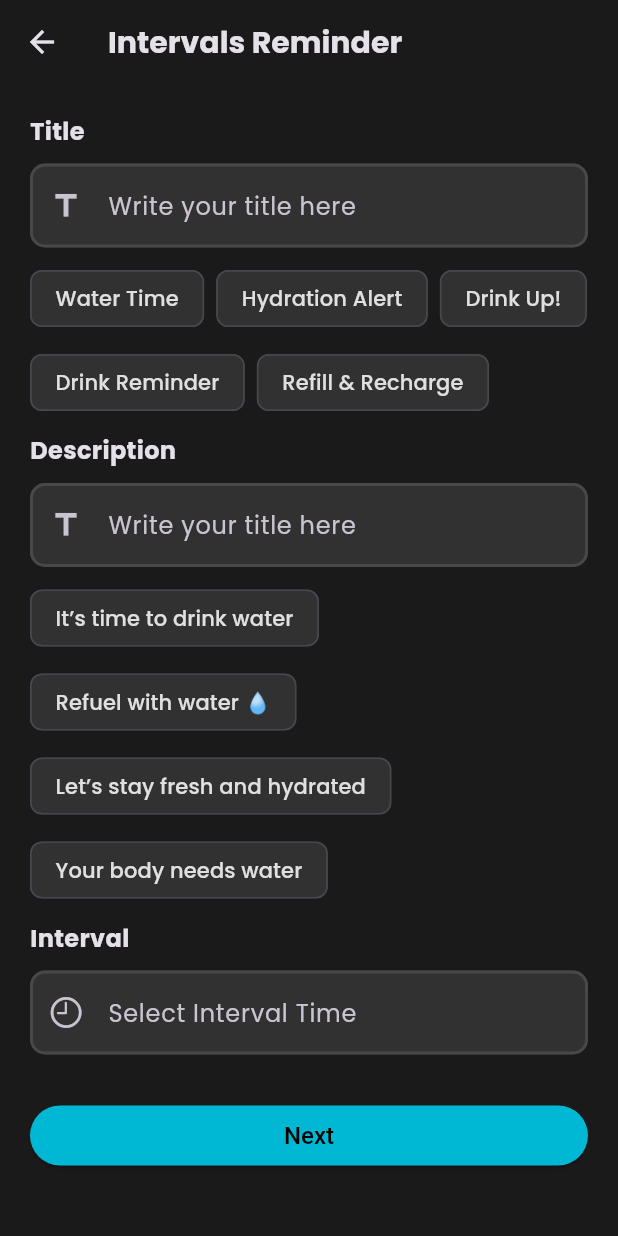
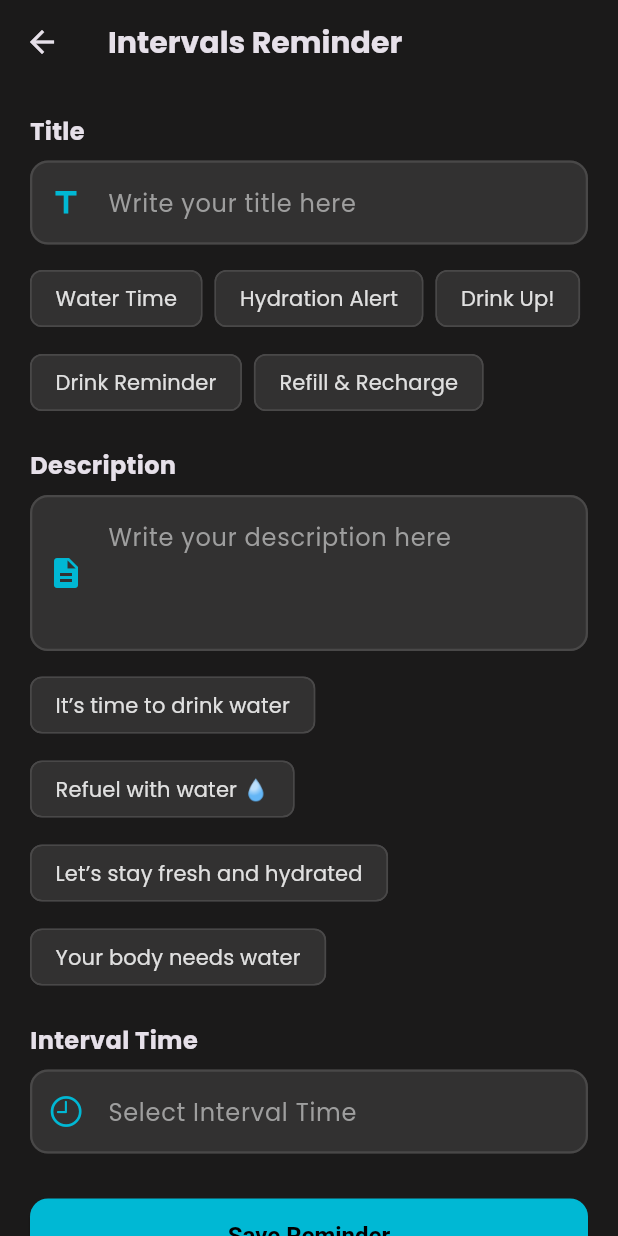
Before and after one commit to sagardhadke/HydraTime, a Flutter app: the IntervalsRemainder screen opened by its route, on a phone screen of 412 x 824 dp. Run offline on Flutter 3.47's test engine with Material 3 defaults, Android fonts, the phone set to English and light mode, and no system bars; our stand-ins replace flutter_local_notifications, logger, package_info_plus, shared_preferences, smooth_page_indicator, timezone; missing offline and left inert: day_night_time_picker, wave_progress_indicator; accounts and stored records are empty.

Commit message:
update the intervals remainder modern UI

```diff
--- a/lib/presentation/Screens/Reminder/intervals_remainder.dart
+++ b/lib/presentation/Screens/Reminder/intervals_remainder.dart
@@ -1,14 +1,13 @@
 import 'dart:convert';
-
 import 'package:flutter/cupertino.dart';
 import 'package:flutter/material.dart';
 import 'package:hydra_time/core/constants/app_colors.dart';
 import 'package:hydra_time/core/constants/app_data.dart';
-import 'package:hydra_time/core/constants/prefs_keys.dart';
 import 'package:hydra_time/core/models/reminderModel.dart';
 import 'package:hydra_time/core/services/logger_service.dart';
 import 'package:hydra_time/core/services/notification_service.dart';
-import 'package:hydra_time/core/services/shared_prefs_service.dart';
+import 'package:hydra_time/provider/reminders_provider.dart';
+import 'package:provider/provider.dart';
 import 'package:timezone/timezone.dart' as tz;
 
 class IntervalsRemainder extends StatefulWidget {
@@ -19,99 +18,182 @@ class IntervalsRemainder extends StatefulWidget {
 }
 
 class IntervalsRemainderState extends State<IntervalsRemainder> {
-  TextEditingController titleController = TextEditingController();
-  TextEditingController descController = TextEditingController();
-  TextEditingController intervalController = TextEditingController();
+  final TextEditingController titleController = TextEditingController();
+  final TextEditingController descController = TextEditingController();
+  final TextEditingController intervalController = TextEditingController();
   final log = LoggerService();
 
   int? selectedTitleIndex;
   int? selectedDescIndex;
+  int? selectedIntervalMinutes;
+  bool isLoading = false;
 
-  Future<void> showIntervalPickerDialog(BuildContext context) async {
-    final List<int> intervals = [20, 30, 40, 50, 60];
+  @override
+  void dispose() {
+    titleController.dispose();
+    descController.dispose();
+    intervalController.dispose();
+    super.dispose();
+  }
+
+  Future<void> _showIntervalPickerDialog() async {
+    final List<int> intervals = [15, 20, 30, 40, 45, 60, 90, 120];
 
     await showDialog(
       context: context,
       builder: (BuildContext context) {
-        return SimpleDialog(
-          title: const Text("Select Interval Time"),
-          children: intervals.map((minutes) {
-            return SimpleDialogOption(
-              onPressed: () {
-                intervalController.text = "$minutes Minutes";
+        return Dialog(
+          backgroundColor: AppColors.grey60,
+          shape: RoundedRectangleBorder(
+            borderRadius: BorderRadius.circular(16),
+          ),
+          child: Padding(
+            padding: const EdgeInsets.all(20),
+            child: Column(
+              mainAxisSize: MainAxisSize.min,
+              crossAxisAlignment: CrossAxisAlignment.start,
+              children: [
+                const Text(
+                  "Select Interval Time",
+                  style: TextStyle(
+                    fontSize: 18,
+                    fontWeight: FontWeight.bold,
+                  ),
+                ),
+                const SizedBox(height: 16),
+                ...intervals.map((minutes) {
+                  final isSelected = selectedIntervalMinutes == minutes;
+                  return Container(
+                    margin: const EdgeInsets.only(bottom: 8),
+                    decoration: BoxDecoration(
+                      color: isSelected
+                          ? AppColors.primaryColor.withOpacity(0.2)
+                          : AppColors.grey40,
+                      borderRadius: BorderRadius.circular(8),
+                      border: Border.all(
+                        color: isSelected
+                            ? AppColors.primaryColor
+                            : AppColors.grey20,
+                        width: 1.5,
+                      ),
+                    ),
+                    child: ListTile(
+                      onTap: () {
+                        setState(() {
+                          selectedIntervalMinutes = minutes;
+                          intervalController.text =
+                              "$minutes ${minutes == 1 ? 'Minute' : 'Minutes'}";
+                        });
                         Navigator.pop(context);
-                // scheduleNotificationAfterInterval(minutes);
                       },
-              child: Text("$minutes minutes"),
+                      title: Text(
+                        "$minutes ${minutes == 1 ? 'minute' : 'minutes'}",
+                        style: TextStyle(
+                          color: isSelected
+                              ? AppColors.primaryColor
+                              : Colors.white,
+                          fontWeight:
+                              isSelected ? FontWeight.w600 : FontWeight.w400,
+                        ),
+                      ),
+                      trailing: isSelected
+                          ? Icon(Icons.check_circle,
+                              color: AppColors.primaryColor)
+                          : null,
+                    ),
                   );
                 }).toList(),
+              ],
+            ),
+          ),
         );
       },
     );
   }
 
-  Future<void> saveReminder() async {
+  Future<void> _saveReminder() async {
+    // Validation
+    if (titleController.text.trim().isEmpty) {
+      _showSnackBar("Please enter a title", isError: true);
+      return;
+    }
+    if (descController.text.trim().isEmpty) {
+      _showSnackBar("Please enter a description", isError: true);
+      return;
+    }
+    if (intervalController.text.trim().isEmpty) {
+      _showSnackBar("Please select an interval time", isError: true);
+      return;
+    }
+
+    setState(() => isLoading = true);
+
     try {
+      final int id = DateTime.now().millisecondsSinceEpoch ~/ 1000;
+
       final reminder = ReminderModel(
-        id: DateTime.now().millisecondsSinceEpoch ~/ 1000,
+        id: id,
         title: titleController.text.trim(),
         description: descController.text.trim(),
         interval: intervalController.text.trim(),
+        type: ReminderType.interval,
       );
 
-      final prefs = SharedPrefsService.instance;
-      final existingList = prefs.getStringList(PrefsKeys.intervalsReminderList);
-      final modifiableList = [...existingList];
+      // Add to provider
+      final provider = context.read<RemindersProvider>();
+      final success = await provider.addReminder(reminder);
 
-      modifiableList.add(jsonEncode(reminder.toJson()));
+      if (!success) {
+        throw Exception("Failed to save reminder");
+      }
 
-      await prefs.setStringList(
-        PrefsKeys.intervalsReminderList,
-        modifiableList,
+      // Schedule notification
+      final notificationService = NotificationService();
+      final minutes = selectedIntervalMinutes ?? 0;
+
+      if (minutes > 0) {
+        final scheduledDate = tz.TZDateTime.now(tz.local).add(
+          Duration(minutes: minutes),
         );
 
-      final notificationService = NotificationService();
-
-      final intervalText = intervalController.text;
-      final minutes = int.tryParse(intervalText.split(' ').first) ?? 0;
-
-      if (minutes > 0) {
-        final scheduledDate = tz.TZDateTime.now(
-          tz.local,
-        ).add(Duration(minutes: minutes));
-
         await notificationService.scheduleReminder(
-          id: DateTime.now().millisecondsSinceEpoch ~/ 1000,
+          id: id,
           title: reminder.title,
           body: reminder.description,
           scheduledDate: scheduledDate,
           payload: jsonEncode(reminder.toJson()),
         );
 
+        // Show success notification
         await notificationService.instantNotification(
-          id: DateTime.now().millisecondsSinceEpoch ~/ 1000,
-          title: "Reminder Scheduled Successfully",
+          id: id + 1,
+          title: "Reminder Scheduled ✓",
           body:
-              "Your interval reminder has been set for every $minutes minutes. Please refresh your reminder list to see the latest update.",
+              "Your interval reminder has been set for every $minutes minutes.",
         );
       }
 
+      if (mounted) {
         Navigator.pop(context, true);
         Navigator.pop(context);
+      }
     } catch (e) {
+      log.e("Failed to save reminder: $e");
+      _showSnackBar("Failed to save reminder", isError: true);
+    } finally {
+      if (mounted) setState(() => isLoading = false);
+    }
+  }
+
+  void _showSnackBar(String message, {bool isError = false}) {
     ScaffoldMessenger.of(context).showSnackBar(
       SnackBar(
-          content: Text(
-            "Failed to save reminder",
-            style: TextStyle(color: AppColors.white),
-          ),
-          backgroundColor: Colors.red,
-          showCloseIcon: true,
-          duration: Duration(seconds: 1),
+        content: Text(message),
+        backgroundColor: isError ? Colors.red : Colors.green,
+        behavior: SnackBarBehavior.floating,
+        duration: const Duration(seconds: 2),
       ),
     );
-      log.e("Failed to save reminder: $e");
-    }
   }
 
   @override
@@ -121,48 +203,137 @@ class IntervalsRemainderState extends State<IntervalsRemainder> {
         scrolledUnderElevation: 0,
         title: const Text("Intervals Reminder"),
       ),
-      body: SingleChildScrollView(
-        padding: const EdgeInsets.symmetric(horizontal: 20),
-        child: Center(
+      body: Stack(
+        children: [
+          SingleChildScrollView(
+            padding: const EdgeInsets.all(20),
             child: Column(
-            spacing: 10,
               crossAxisAlignment: CrossAxisAlignment.start,
               children: [
-              SizedBox(height: 10),
-              Text(
-                "Title",
-                style: TextStyle(fontSize: 16, fontWeight: FontWeight.bold),
+                _buildSectionTitle("Title"),
+                const SizedBox(height: 8),
+                _buildTextField(
+                  controller: titleController,
+                  hintText: 'Write your title here',
+                  prefixIcon: Icons.title,
                 ),
-              TextField(
-                controller: titleController,
-                style: TextStyle(color: AppColors.white),
+                const SizedBox(height: 12),
+                _buildTitleChips(),
+                const SizedBox(height: 20),
+                _buildSectionTitle("Description"),
+                const SizedBox(height: 8),
+                _buildTextField(
+                  controller: descController,
+                  hintText: 'Write your description here',
+                  prefixIcon: Icons.description,
+                  maxLines: 3,
+                ),
+                const SizedBox(height: 12),
+                _buildDescChips(),
+                const SizedBox(height: 20),
+                _buildSectionTitle("Interval Time"),
+                const SizedBox(height: 8),
+                _buildTextField(
+                  controller: intervalController,
+                  hintText: 'Select Interval Time',
+                  prefixIcon: CupertinoIcons.clock,
+                  readOnly: true,
+                  onTap: _showIntervalPickerDialog,
+                ),
+                const SizedBox(height: 30),
+                SizedBox(
+                  width: double.infinity,
+                  height: 50,
+                  child: ElevatedButton(
+                    onPressed: isLoading ? null : _saveReminder,
+                    style: ElevatedButton.styleFrom(
+                      shape: RoundedRectangleBorder(
+                        borderRadius: BorderRadius.circular(12),
+                      ),
+                    ),
+                    child: isLoading
+                        ? const SizedBox(
+                            height: 20,
+                            width: 20,
+                            child: CircularProgressIndicator(
+                              strokeWidth: 2,
+                              color: Colors.black,
+                            ),
+                          )
+                        : const Text(
+                            "Save Reminder",
+                            style: TextStyle(
+                              fontSize: 16,
+                              fontWeight: FontWeight.w600,
+                            ),
+                          ),
+                  ),
+                ),
+                const SizedBox(height: 20),
+              ],
+            ),
+          ),
+        ],
+      ),
+    );
+  }
+
+  Widget _buildSectionTitle(String title) {
+    return Text(
+      title,
+      style: const TextStyle(
+        fontSize: 16,
+        fontWeight: FontWeight.bold,
+      ),
+    );
+  }
+
+  Widget _buildTextField({
+    required TextEditingController controller,
+    required String hintText,
+    required IconData prefixIcon,
+    bool readOnly = false,
+    int maxLines = 1,
+    VoidCallback? onTap,
+  }) {
+    return TextField(
+      controller: controller,
+      style: const TextStyle(color: AppColors.white),
+      readOnly: readOnly,
+      maxLines: maxLines,
+      onTap: onTap,
       decoration: InputDecoration(
         filled: true,
         fillColor: AppColors.grey40,
-                  prefixIcon: Icon(Icons.title),
-                  hintText: 'Write your title here',
+        prefixIcon: Icon(prefixIcon, color: AppColors.primaryColor),
+        hintText: hintText,
+        hintStyle: TextStyle(color: Colors.grey[500]),
         border: OutlineInputBorder(
-                    borderRadius: BorderRadius.circular(10),
-                    borderSide: BorderSide(color: AppColors.grey20, width: 2),
+          borderRadius: BorderRadius.circular(12),
+          borderSide: BorderSide(color: AppColors.grey20, width: 1.5),
         ),
         enabledBorder: OutlineInputBorder(
-                    borderRadius: BorderRadius.circular(10),
-                    borderSide: BorderSide(color: AppColors.grey20, width: 2),
+          borderRadius: BorderRadius.circular(12),
+          borderSide: BorderSide(color: AppColors.grey20, width: 1.5),
         ),
         focusedBorder: OutlineInputBorder(
-                    borderRadius: BorderRadius.circular(10),
-                    borderSide: BorderSide(color: AppColors.grey20, width: 2),
+          borderRadius: BorderRadius.circular(12),
+          borderSide: BorderSide(color: AppColors.primaryColor, width: 2),
         ),
       ),
-              ),
-              Wrap(
+    );
+  }
+
+  Widget _buildTitleChips() {
+    return Wrap(
       spacing: 8,
       runSpacing: 8,
       children: List.generate(AppData.reminderTitle.length, (index) {
         final item = AppData.reminderTitle[index];
+        final isSelected = selectedTitleIndex == index;
         return ChoiceChip(
           label: Text(item),
-                    selected: selectedTitleIndex == index,
+          selected: isSelected,
           onSelected: (bool selected) {
             setState(() {
               selectedTitleIndex = selected ? index : null;
@@ -173,47 +344,28 @@ class IntervalsRemainderState extends State<IntervalsRemainder> {
           selectedColor: AppColors.primaryColor,
           backgroundColor: AppColors.grey40,
           labelStyle: TextStyle(
-                      color: selectedTitleIndex == index
-                          ? Colors.white
-                          : Colors.grey[300],
+            color: isSelected ? Colors.black : Colors.grey[300],
+            fontWeight: isSelected ? FontWeight.w600 : FontWeight.w400,
+          ),
+          side: BorderSide(
+            color: isSelected ? AppColors.primaryColor : AppColors.grey20,
+            width: 1,
           ),
         );
       }),
-              ),
-              const Text(
-                "Description",
-                style: TextStyle(fontSize: 16, fontWeight: FontWeight.bold),
-              ),
-              TextField(
-                controller: descController,
-                style: TextStyle(color: AppColors.white),
-                decoration: InputDecoration(
-                  filled: true,
-                  fillColor: AppColors.grey40,
-                  prefixIcon: Icon(Icons.title),
-                  hintText: 'Write your title here',
-                  border: OutlineInputBorder(
-                    borderRadius: BorderRadius.circular(10),
-                    borderSide: BorderSide(color: AppColors.grey20, width: 2),
-                  ),
-                  enabledBorder: OutlineInputBorder(
-                    borderRadius: BorderRadius.circular(10),
-                    borderSide: BorderSide(color: AppColors.grey20, width: 2),
-                  ),
-                  focusedBorder: OutlineInputBorder(
-                    borderRadius: BorderRadius.circular(10),
-                    borderSide: BorderSide(color: AppColors.grey20, width: 2),
-                  ),
-                ),
-              ),
-              Wrap(
+    );
+  }
+
+  Widget _buildDescChips() {
+    return Wrap(
       spacing: 8,
       runSpacing: 8,
       children: List.generate(AppData.reminderDesc.length, (index) {
         final item = AppData.reminderDesc[index];
+        final isSelected = selectedDescIndex == index;
         return ChoiceChip(
           label: Text(item),
-                    selected: selectedDescIndex == index,
+          selected: isSelected,
           onSelected: (bool selected) {
             setState(() {
               selectedDescIndex = selected ? index : null;
@@ -224,53 +376,15 @@ class IntervalsRemainderState extends State<IntervalsRemainder> {
           selectedColor: AppColors.primaryColor,
           backgroundColor: AppColors.grey40,
           labelStyle: TextStyle(
-                      color: selectedDescIndex == index
-                          ? Colors.white
-                          : Colors.grey[300],
+            color: isSelected ? Colors.black : Colors.grey[300],
+            fontWeight: isSelected ? FontWeight.w600 : FontWeight.w400,
+          ),
+          side: BorderSide(
+            color: isSelected ? AppColors.primaryColor : AppColors.grey20,
+            width: 1,
           ),
         );
       }),
-              ),
-              const Text(
-                "Interval",
-                style: TextStyle(fontSize: 16, fontWeight: FontWeight.bold),
-              ),
-              TextField(
-                controller: intervalController,
-                style: TextStyle(color: AppColors.white),
-                readOnly: true,
-                onTap: () => showIntervalPickerDialog(context),
-                decoration: InputDecoration(
-                  filled: true,
-                  fillColor: AppColors.grey40,
-                  prefixIcon: Icon(CupertinoIcons.clock),
-                  hintText: 'Select Interval Time',
-                  border: OutlineInputBorder(
-                    borderRadius: BorderRadius.circular(10),
-                    borderSide: BorderSide(color: AppColors.grey20, width: 2),
-                  ),
-                  enabledBorder: OutlineInputBorder(
-                    borderRadius: BorderRadius.circular(10),
-                    borderSide: BorderSide(color: AppColors.grey20, width: 2),
-                  ),
-                  focusedBorder: OutlineInputBorder(
-                    borderRadius: BorderRadius.circular(10),
-                    borderSide: BorderSide(color: AppColors.grey20, width: 2),
-                  ),
-                ),
-              ),
-              SizedBox(height: 10),
-              SizedBox(
-                width: double.infinity,
-                child: ElevatedButton(
-                  onPressed: saveReminder,
-                  child: Text("Next"),
-                ),
-              ),
-            ],
-          ),
-        ),
-      ),
     );
   }
 }
```
Lines whose indentation alone changed are shown as unchanged.
